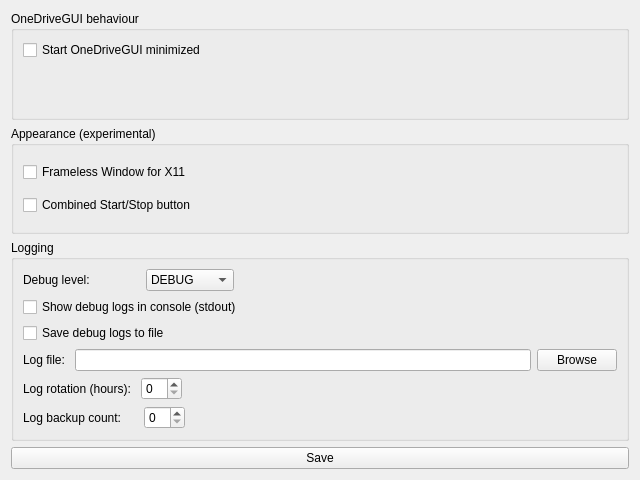
Before: the Qt Designer form src/ui/gui_settings_window.ui in bpozdena/OneDriveGUI, drawn with Qt 5.
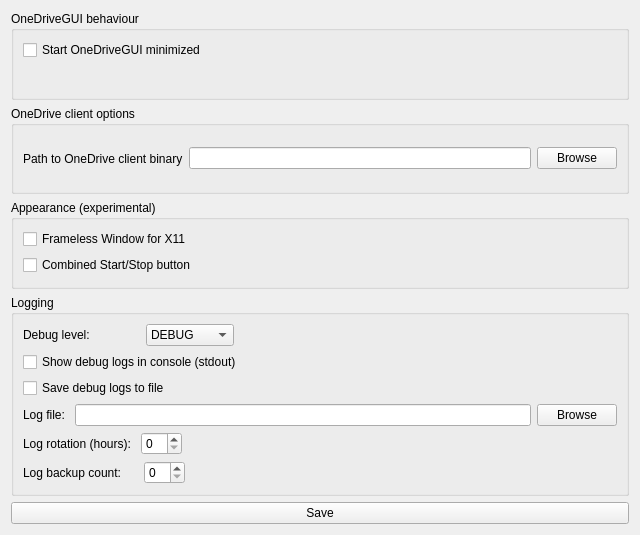
After: the same form once the commit is applied.

Commit message: Implement option to specify path of onedrive binary

Diff of the .ui file:
```diff
--- a/src/ui/gui_settings_window.ui
+++ b/src/ui/gui_settings_window.ui
@@ -7,7 +7,7 @@
     <x>0</x>
     <y>0</y>
     <width>640</width>
-    <height>480</height>
+    <height>535</height>
    </rect>
   </property>
   <property name="windowTitle">
@@ -38,6 +38,32 @@
      </item>
     </layout>
    </item>
+   <item>
+    <widget class="QGroupBox" name="groupBox_4">
+     <property name="title">
+      <string>OneDrive client options</string>
+     </property>
+     <layout class="QHBoxLayout" name="horizontalLayout_6">
+      <item>
+       <widget class="QLabel" name="label_client_bin_path">
+        <property name="text">
+         <string>Path to OneDrive client binary</string>
+        </property>
+       </widget>
+      </item>
+      <item>
+       <widget class="QLineEdit" name="lineEdit_client_bin_path"/>
+      </item>
+      <item>
+       <widget class="QPushButton" name="pushButton_client_bin_path">
+        <property name="text">
+         <string>Browse</string>
+        </property>
+       </widget>
+      </item>
+     </layout>
+    </widget>
+   </item>
    <item>
     <widget class="QGroupBox" name="groupBox_3">
      <property name="title">
```
The commit also changes 2 other files.
